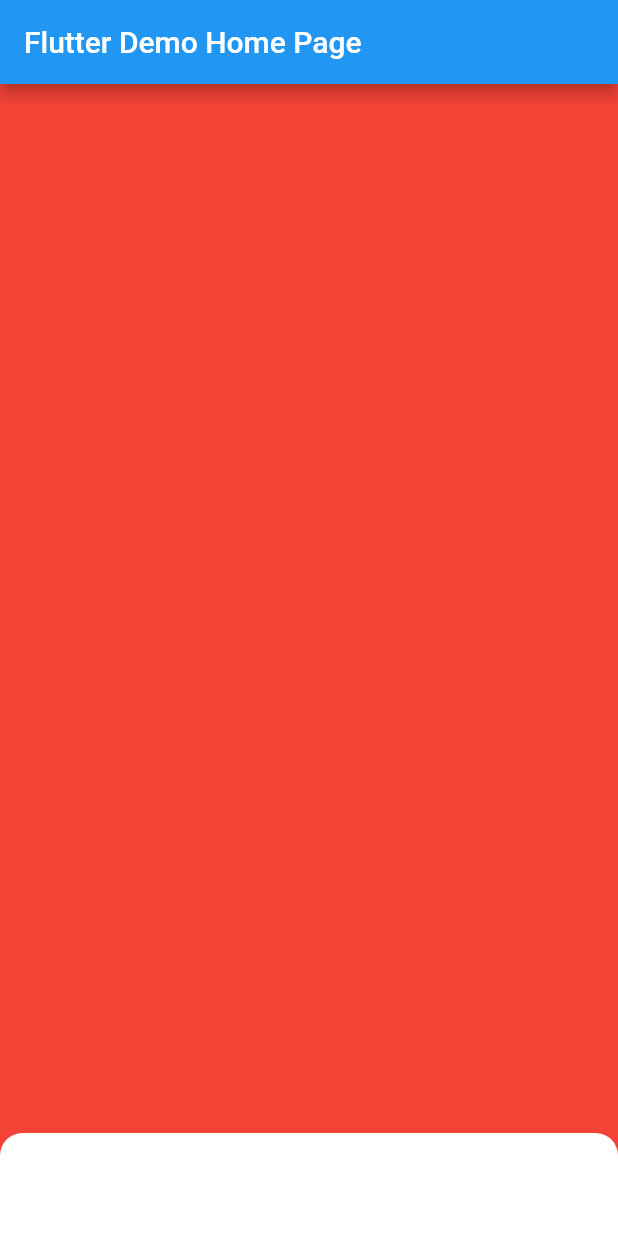
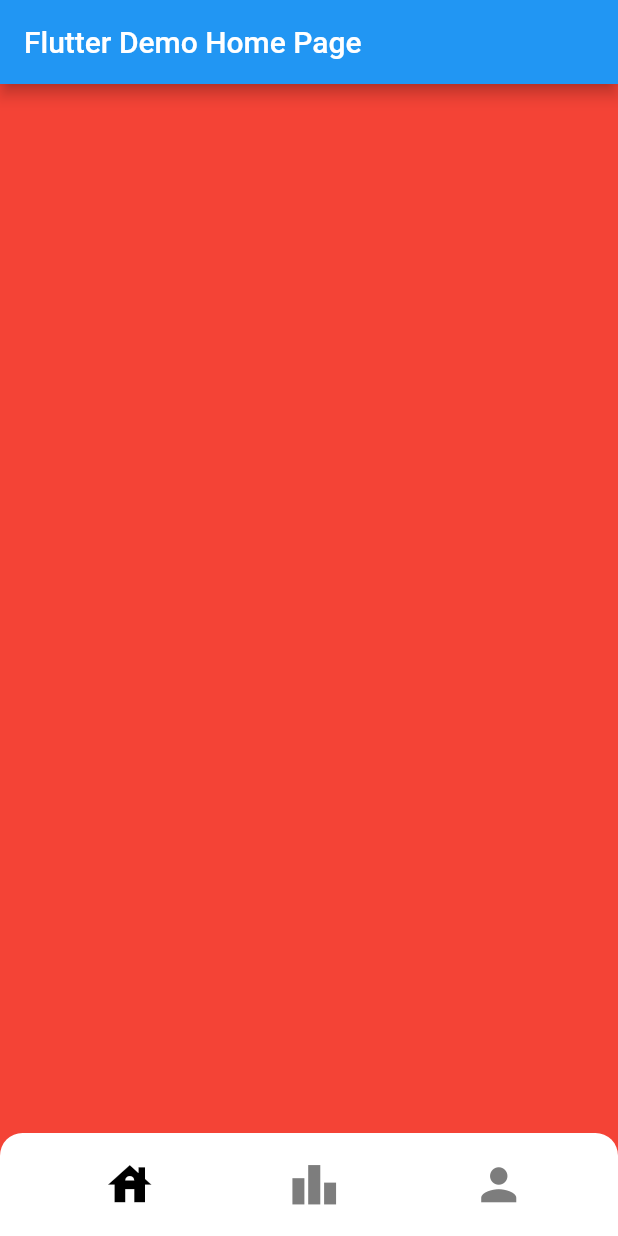
Before and after one commit to YHDF/QuizzApp, a Flutter app: the screen it shows after launch, on a phone screen of 412 x 824 dp. Run offline on Flutter 3.47's test engine with Material 2 defaults, Android fonts, the phone set to English and light mode, and no system bars.

Commit message:
adding bottombar with switching color on pressed

```diff
--- a/lib/src/main.dart
+++ b/lib/src/main.dart
@@ -51,7 +51,6 @@ class _MyHomePageState extends State<MyHomePage> {
               child: Align(
                   alignment: Alignment.bottomCenter,
                   child:  BottomBar(),
-
               ),
             ),
           ],
--- a/lib/src/presentation/BottomBar.dart
+++ b/lib/src/presentation/BottomBar.dart
@@ -7,6 +7,16 @@ class BottomBar extends StatefulWidget {
 }
 
 class BottomBarState extends State<BottomBar> {
+  int homeButtonColor = 0;
+  int statsButtonColor = 125;
+  int profileButtonColor = 125;
+
+  @override
+  void initState() {
+    // TODO: implement initState
+    super.initState();
+  }
+
   @override
   Widget build(BuildContext context) {
     var dev_width = MediaQuery.of(context).size.width;
@@ -21,6 +31,73 @@ class BottomBarState extends State<BottomBar> {
           topRight: Radius.circular(15.0),
         ),
       ),
+      child: Row(
+        children: [
+          const VerticalDivider(
+            width: 35,
+            color: Colors.transparent,
+          ),
+          Container(
+            width: dev_width / 4,
+            height: double.infinity,
+            child: TextButton(
+              child: Icon(
+                const IconData(0xe328, fontFamily: 'MaterialIcons'),
+                size: 35,
+                color: Color.fromRGBO(homeButtonColor, homeButtonColor, homeButtonColor, 1),
+              ),
+              onPressed: () {
+                setState((){
+                  homeButtonColor = 0;
+                  statsButtonColor = profileButtonColor = 125;
+                });
+              },
+            ),
+          ),
+          const VerticalDivider(
+            width: 20,
+            color: Colors.transparent,
+          ),
+          Container(
+            width: dev_width / 4,
+            height: double.infinity,
+            child: TextButton(
+              child: Icon(
+                const IconData(0xe36f, fontFamily: 'MaterialIcons'),
+                size: 35,
+                color: Color.fromRGBO(statsButtonColor, statsButtonColor, statsButtonColor, 1),
+              ),
+              onPressed: () {
+                setState((){
+                  statsButtonColor = 0;
+                  homeButtonColor = profileButtonColor = 125;
+                });
+              },
+            ),
+          ),
+          const VerticalDivider(
+            width: 20,
+            color: Colors.transparent,
+          ),
+          Container(
+            width: dev_width / 4,
+            height: double.infinity,
+            child: TextButton(
+              child: Icon(
+                const IconData(0xe491, fontFamily: 'MaterialIcons'),
+                size: 35,
+                color: Color.fromRGBO(profileButtonColor, profileButtonColor, profileButtonColor, 1),
+              ),
+              onPressed: () {
+                setState((){
+                  profileButtonColor = 0;
+                  statsButtonColor = homeButtonColor = 125;
+                });
+              },
+            ),
+          ),
+        ],
+      ),
     );
   }
 }
```
Also changed, not shown: pubspec.lock, 2 other files.
